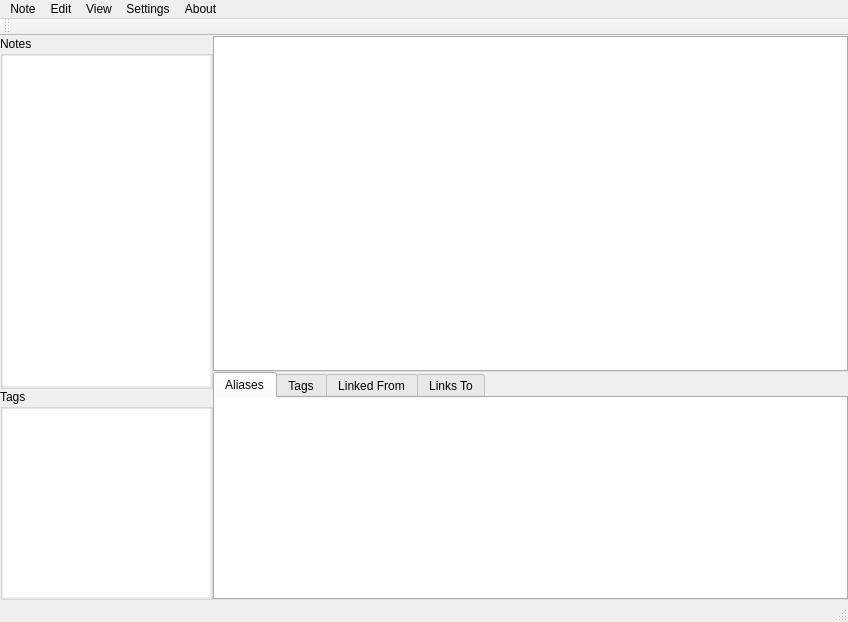
This is src/interface/ui/MainWindow.ui in YoukaiCat/QtSemanticNotes as Qt 5 draws it before an edit. The edited form follows.
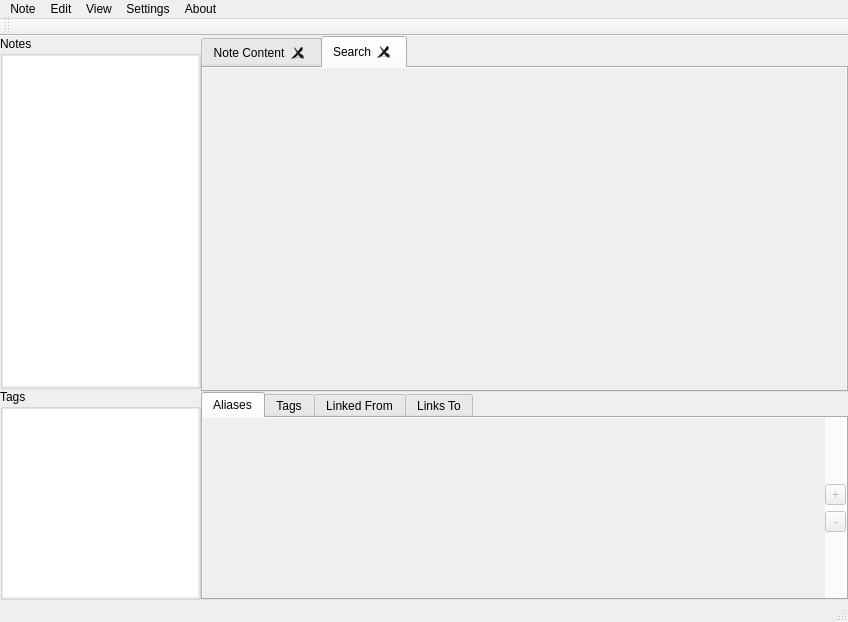
This is the edited form. The open tabs and pages were chosen to show the change.

Commit message: Add tags and aliases views

```diff
--- a/src/interface/ui/MainWindow.ui
+++ b/src/interface/ui/MainWindow.ui
@@ -278,6 +278,9 @@
              </property>
              <item row="0" column="0">
               <widget class="QTextBrowser" name="textBrowserNoteContent">
+               <property name="enabled">
+                <bool>false</bool>
+               </property>
                <property name="frameShape">
                 <enum>QFrame::NoFrame</enum>
                </property>
@@ -294,6 +297,44 @@
              </item>
             </layout>
            </widget>
+           <widget class="QWidget" name="tabSearch">
+            <attribute name="title">
+             <string>Search</string>
+            </attribute>
+            <layout class="QGridLayout" name="gridLayout_7">
+             <property name="leftMargin">
+              <number>0</number>
+             </property>
+             <property name="topMargin">
+              <number>0</number>
+             </property>
+             <property name="rightMargin">
+              <number>0</number>
+             </property>
+             <property name="bottomMargin">
+              <number>0</number>
+             </property>
+             <property name="spacing">
+              <number>0</number>
+             </property>
+             <item row="0" column="0">
+              <widget class="QTableView" name="tableViewSearch">
+               <property name="enabled">
+                <bool>false</bool>
+               </property>
+               <property name="frameShape">
+                <enum>QFrame::NoFrame</enum>
+               </property>
+               <property name="frameShadow">
+                <enum>QFrame::Plain</enum>
+               </property>
+               <property name="lineWidth">
+                <number>0</number>
+               </property>
+              </widget>
+             </item>
+            </layout>
+           </widget>
           </widget>
           <widget class="QTabWidget" name="tabWidgetTagsAndRefs">
            <property name="sizePolicy">
@@ -326,15 +367,101 @@
               <number>0</number>
              </property>
              <item row="0" column="0">
-              <widget class="QListView" name="listView">
+              <widget class="QTableView" name="tableViewAliases">
+               <property name="enabled">
+                <bool>false</bool>
+               </property>
                <property name="frameShape">
                 <enum>QFrame::NoFrame</enum>
                </property>
                <property name="lineWidth">
                 <number>0</number>
                </property>
+               <property name="editTriggers">
+                <set>QAbstractItemView::NoEditTriggers</set>
+               </property>
+               <property name="alternatingRowColors">
+                <bool>true</bool>
+               </property>
+               <property name="sortingEnabled">
+                <bool>true</bool>
+               </property>
+               <attribute name="horizontalHeaderVisible">
+                <bool>false</bool>
+               </attribute>
+               <attribute name="horizontalHeaderStretchLastSection">
+                <bool>true</bool>
+               </attribute>
+               <attribute name="verticalHeaderVisible">
+                <bool>false</bool>
+               </attribute>
               </widget>
              </item>
+             <item row="0" column="1">
+              <layout class="QVBoxLayout" name="verticalLayoutAliasesButtons">
+               <property name="leftMargin">
+                <number>0</number>
+               </property>
+               <item>
+                <spacer name="verticalSpacerAddAlias">
+                 <property name="orientation">
+                  <enum>Qt::Vertical</enum>
+                 </property>
+                 <property name="sizeHint" stdset="0">
+                  <size>
+                   <width>20</width>
+                   <height>40</height>
+                  </size>
+                 </property>
+                </spacer>
+               </item>
+               <item>
+                <widget class="QToolButton" name="toolButtonAddAlias">
+                 <property name="enabled">
+                  <bool>false</bool>
+                 </property>
+                 <property name="sizePolicy">
+                  <sizepolicy hsizetype="Maximum" vsizetype="Fixed">
+                   <horstretch>0</horstretch>
+                   <verstretch>0</verstretch>
+                  </sizepolicy>
+                 </property>
+                 <property name="text">
+                  <string>+</string>
+                 </property>
+                </widget>
+               </item>
+               <item>
+                <widget class="QToolButton" name="toolButtonRemoveAlias">
+                 <property name="enabled">
+                  <bool>false</bool>
+                 </property>
+                 <property name="sizePolicy">
+                  <sizepolicy hsizetype="Ignored" vsizetype="Fixed">
+                   <horstretch>0</horstretch>
+                   <verstretch>0</verstretch>
+                  </sizepolicy>
+                 </property>
+                 <property name="text">
+                  <string>-</string>
+                 </property>
+                </widget>
+               </item>
+               <item>
+                <spacer name="verticalSpacerRemoveAlias">
+                 <property name="orientation">
+                  <enum>Qt::Vertical</enum>
+                 </property>
+                 <property name="sizeHint" stdset="0">
+                  <size>
+                   <width>20</width>
+                   <height>40</height>
+                  </size>
+                 </property>
+                </spacer>
+               </item>
+              </layout>
+             </item>
             </layout>
            </widget>
            <widget class="QWidget" name="tabTags">
```
Left out of the diff: 131 changed lines with no effect on the pictures. The commit also changes 3 other files.
